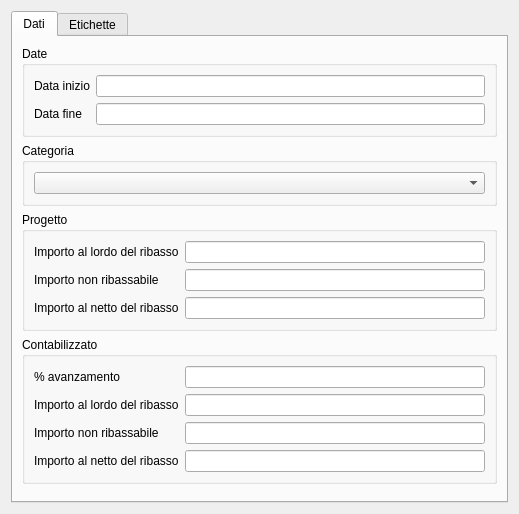
Before: the Qt Designer form qcostgui/accountingitemlsgui.ui in mickele77/qcost, drawn with Qt 5.
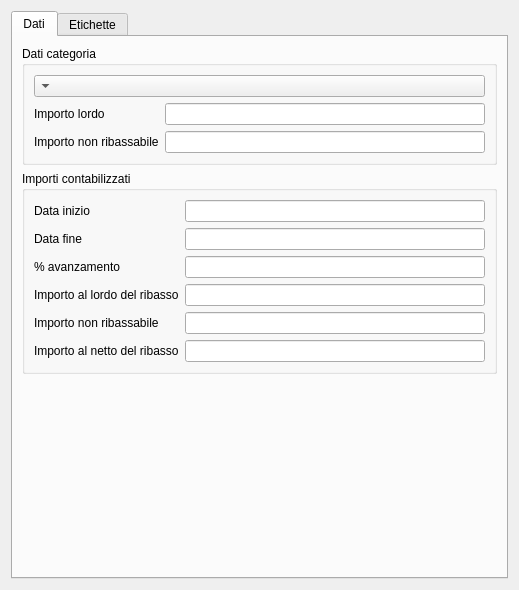
After: the same form once the commit is applied.

The edit to the form file:
```diff
--- a/qcostgui/accountingitemlsgui.ui
+++ b/qcostgui/accountingitemlsgui.ui
@@ -7,7 +7,7 @@
     <x>0</x>
     <y>0</y>
     <width>519</width>
-    <height>514</height>
+    <height>590</height>
    </rect>
   </property>
   <property name="windowTitle">
@@ -24,7 +24,7 @@
        <string>Dati</string>
       </attribute>
       <layout class="QGridLayout" name="gridLayout">
-       <item row="4" column="0">
+       <item row="3" column="0">
         <spacer name="verticalSpacer">
          <property name="orientation">
           <enum>Qt::Vertical</enum>
@@ -37,21 +37,38 @@
          </property>
         </spacer>
        </item>
-       <item row="3" column="0">
+       <item row="2" column="0">
         <widget class="QGroupBox" name="amountsAccountedGroupBox">
          <property name="title">
-          <string>Contabilizzato</string>
+          <string>Importi contabilizzati</string>
          </property>
          <layout class="QGridLayout" name="amountsDataLayout">
-          <item row="2" column="0">
-           <widget class="QLabel" name="amountNotToBeDiscountedAccountedLabel">
+          <item row="0" column="1">
+           <widget class="QLineEdit" name="beginDateLineEdit">
+            <property name="alignment">
+             <set>Qt::AlignRight|Qt::AlignTrailing|Qt::AlignVCenter</set>
+            </property>
+            <property name="readOnly">
+             <bool>true</bool>
+            </property>
+           </widget>
+          </item>
+          <item row="0" column="0">
+           <widget class="QLabel" name="beginDateLabel">
+            <property name="text">
+             <string>Data inizio</string>
+            </property>
+           </widget>
+          </item>
+          <item row="4" column="0">
+           <widget class="QLabel" name="amountNotToDiscountLabel">
             <property name="text">
              <string>Importo non ribassabile</string>
             </property>
            </widget>
           </item>
-          <item row="3" column="1">
-           <widget class="QLineEdit" name="totalAmountAccountedLineEdit">
+          <item row="5" column="1">
+           <widget class="QLineEdit" name="totalAmountLineEdit">
             <property name="alignment">
              <set>Qt::AlignRight|Qt::AlignTrailing|Qt::AlignVCenter</set>
             </property>
@@ -60,8 +77,8 @@
             </property>
            </widget>
           </item>
-          <item row="2" column="1">
-           <widget class="QLineEdit" name="amountNotToBeDiscountedAccountedLineEdit">
+          <item row="4" column="1">
+           <widget class="QLineEdit" name="amountNotToDiscountLineEdit">
             <property name="alignment">
              <set>Qt::AlignRight|Qt::AlignTrailing|Qt::AlignVCenter</set>
             </property>
@@ -70,22 +87,22 @@
             </property>
            </widget>
           </item>
-          <item row="1" column="0">
-           <widget class="QLabel" name="totalAmountToBeDiscountedAccountedLabel">
-            <property name="text">
-             <string>Importo al lordo del ribasso</string>
-            </property>
-           </widget>
-          </item>
           <item row="3" column="0">
-           <widget class="QLabel" name="totalAmountAccountedLabel">
+           <widget class="QLabel" name="totalAmountToDiscountLabel">
+            <property name="text">
+             <string>Importo al lordo del ribasso</string>
+            </property>
+           </widget>
+          </item>
+          <item row="5" column="0">
+           <widget class="QLabel" name="totalAmountLabel">
             <property name="text">
              <string>Importo al netto del ribasso</string>
             </property>
            </widget>
           </item>
-          <item row="1" column="1">
-           <widget class="QLineEdit" name="totalAmountToBeDiscountedAccountedLineEdit">
+          <item row="3" column="1">
+           <widget class="QLineEdit" name="totalAmountToDiscountLineEdit">
             <property name="alignment">
              <set>Qt::AlignRight|Qt::AlignTrailing|Qt::AlignVCenter</set>
             </property>
@@ -94,46 +111,20 @@
             </property>
            </widget>
           </item>
-          <item row="0" column="0">
+          <item row="2" column="0">
            <widget class="QLabel" name="percentageAccountedLabel">
             <property name="text">
              <string>% avanzamento</string>
             </property>
            </widget>
           </item>
-          <item row="0" column="1">
+          <item row="2" column="1">
            <widget class="QLineEdit" name="percentageAccountedLineEdit">
             <property name="alignment">
              <set>Qt::AlignRight|Qt::AlignTrailing|Qt::AlignVCenter</set>
             </property>
            </widget>
           </item>
-         </layout>
-        </widget>
-       </item>
-       <item row="0" column="0">
-        <widget class="QGroupBox" name="groupBox">
-         <property name="title">
-          <string>Date</string>
-         </property>
-         <layout class="QGridLayout" name="gridLayout_3">
-          <item row="0" column="0">
-           <widget class="QLabel" name="beginDateLabel">
-            <property name="text">
-             <string>Data inizio</string>
-            </property>
-           </widget>
-          </item>
-          <item row="0" column="1">
-           <widget class="QLineEdit" name="beginDateLineEdit">
-            <property name="alignment">
-             <set>Qt::AlignRight|Qt::AlignTrailing|Qt::AlignVCenter</set>
-            </property>
-            <property name="readOnly">
-             <bool>true</bool>
-            </property>
-           </widget>
-          </item>
           <item row="1" column="0">
            <widget class="QLabel" name="endDateLabel">
             <property name="text">
@@ -157,72 +148,50 @@
        <item row="1" column="0">
         <widget class="QGroupBox" name="groupBox_2">
          <property name="title">
-          <string>Categoria</string>
+          <string>Dati categoria</string>
          </property>
          <layout class="QGridLayout" name="gridLayout_5">
-          <item row="0" column="0">
-           <widget class="QComboBox" name="lumpSumsComboBox"/>
-          </item>
-         </layout>
-        </widget>
-       </item>
-       <item row="2" column="0">
-        <widget class="QGroupBox" name="amountsGroupBox">
-         <property name="title">
-          <string>Progetto</string>
-         </property>
-         <layout class="QGridLayout" name="amountsDataLayout_2">
-          <item row="2" column="1">
-           <widget class="QLineEdit" name="totalAmountLineEdit">
-            <property name="alignment">
-             <set>Qt::AlignRight|Qt::AlignTrailing|Qt::AlignVCenter</set>
-            </property>
-            <property name="readOnly">
-             <bool>true</bool>
-            </property>
-           </widget>
-          </item>
-          <item row="0" column="1">
-           <widget class="QLineEdit" name="totalAmountToBeDiscountedLineEdit">
-            <property name="alignment">
-             <set>Qt::AlignRight|Qt::AlignTrailing|Qt::AlignVCenter</set>
-            </property>
-            <property name="readOnly">
-             <bool>true</bool>
-            </property>
-           </widget>
-          </item>
-          <item row="1" column="1">
-           <widget class="QLineEdit" name="amountNotToBeDiscountedLineEdit">
-            <property name="alignment">
-             <set>Qt::AlignRight|Qt::AlignTrailing|Qt::AlignVCenter</set>
-            </property>
-            <property name="readOnly">
-             <bool>true</bool>
-            </property>
-           </widget>
-          </item>
-          <item row="0" column="0">
-           <widget class="QLabel" name="totalAmountToBeDiscountedLabel">
-            <property name="text">
-             <string>Importo al lordo del ribasso</string>
-            </property>
-           </widget>
-          </item>
           <item row="2" column="0">
-           <widget class="QLabel" name="totalAmountLabel">
-            <property name="text">
-             <string>Importo al netto del ribasso</string>
-            </property>
-           </widget>
-          </item>
-          <item row="1" column="0">
-           <widget class="QLabel" name="amountNotToBeDiscountedLabel">
+           <widget class="QLabel" name="PPUNotToDiscountLabel">
             <property name="text">
              <string>Importo non ribassabile</string>
             </property>
            </widget>
           </item>
+          <item row="1" column="0">
+           <widget class="QLabel" name="PPUTotalToDiscountLabel">
+            <property name="text">
+             <string>Importo lordo</string>
+            </property>
+           </widget>
+          </item>
+          <item row="1" column="1">
+           <widget class="QLineEdit" name="PPUTotalToDiscountLineEdit">
+            <property name="alignment">
+             <set>Qt::AlignRight|Qt::AlignTrailing|Qt::AlignVCenter</set>
+            </property>
+            <property name="readOnly">
+             <bool>true</bool>
+            </property>
+           </widget>
+          </item>
+          <item row="2" column="1">
+           <widget class="QLineEdit" name="PPUNotToDiscountLineEdit">
+            <property name="alignment">
+             <set>Qt::AlignRight|Qt::AlignTrailing|Qt::AlignVCenter</set>
+            </property>
+            <property name="readOnly">
+             <bool>true</bool>
+            </property>
+           </widget>
+          </item>
+          <item row="0" column="0" colspan="2">
+           <widget class="QComboBox" name="lumpSumsComboBox">
+            <property name="layoutDirection">
+             <enum>Qt::RightToLeft</enum>
+            </property>
+           </widget>
+          </item>
          </layout>
         </widget>
        </item>
```
Left out of the diff: 8 changed lines with no effect on the pictures.
